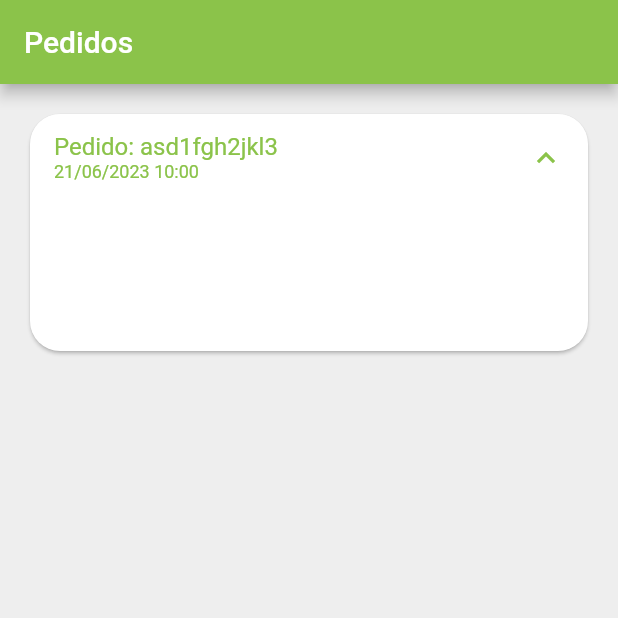
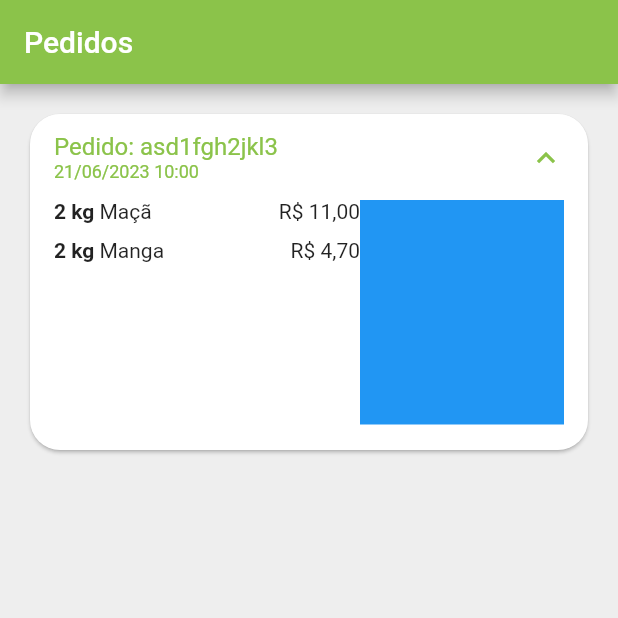
Before and after one commit to flutter-preview/ViniciosMarcos-GreenGrocer, a Flutter app: the OrdersTab screen opened directly, after a tap on an icon or button, on a phone screen of 412 x 824 dp, the top half of it. Run offline on Flutter 3.47's test engine with Material 2 defaults, Android fonts, the phone set to English and light mode, and no system bars; our stand-ins replace animated_text_kit, badges, mask_text_input_formatter.

Commit message:
Ajustes nas telas de pedidos

```diff
--- a/lib/src/config/app_data.dart
+++ b/lib/src/config/app_data.dart
@@ -90,6 +90,7 @@ List<OrderModel> orders = [
     overdueDateTime: DateTime.parse('2023-06-21 10:00:00'),
     items: [
       CartItemModel(item: apple, quantity: 2),
+      CartItemModel(item: mango, quantity: 2),
     ],
     status: 'pending_payment',
     copyAndPaste: 'q1w2e3r4t5y6',
--- a/lib/src/pages/orders/components/order_tile.dart
+++ b/lib/src/pages/orders/components/order_tile.dart
@@ -1,4 +1,5 @@
 import 'package:flutter/material.dart';
+import 'package:greengrocer/src/models/cart_item_model.dart';
 import 'package:greengrocer/src/models/order_model.dart';
 import 'package:greengrocer/src/services/utils_services.dart';
 
@@ -34,13 +35,62 @@ class OrderTile extends StatelessWidget {
               ),
             ],
           ),
-          children: const [
+          childrenPadding: const EdgeInsets.fromLTRB(16, 0, 16, 16),
+          children: [
             SizedBox(
-              height: 100,
-            )
+              height: 150,
+              child: Row(
+                children: [
+                  Expanded(
+                    flex: 3, //Proporção que o widget cresce
+                    child: ListView(
+                      children: order.items.map((orderItem) {
+                        return _OrderItemWidget(
+                          utilsServices: utilsServices,
+                          orderItem: orderItem,
+                        );
+                      }).toList(),
+                    ),
+                  ),
+                  Expanded(
+                    flex: 2,
+                    child: Container(
+                      color: Colors.blue,
+                    ),
+                  ),
+                ],
+              ),
+            ),
           ],
         ),
       ),
     );
   }
 }
+
+class _OrderItemWidget extends StatelessWidget {
+  const _OrderItemWidget({
+    required this.utilsServices,
+    required this.orderItem,
+  });
+
+  final UtilsServices utilsServices;
+  final CartItemModel orderItem;
+
+  @override
+  Widget build(BuildContext context) {
+    return Padding(
+      padding: const EdgeInsets.only(bottom: 10),
+      child: Row(
+        children: [
+          Text(
+            '${orderItem.quantity} ${orderItem.item.unit} ',
+            style: const TextStyle(fontWeight: FontWeight.bold),
+          ),
+          Expanded(child: Text(orderItem.item.itemName)),
+          Text(utilsServices.priceToCurrency(orderItem.totalPrice())),
+        ],
+      ),
+    );
+  }
+}
```
